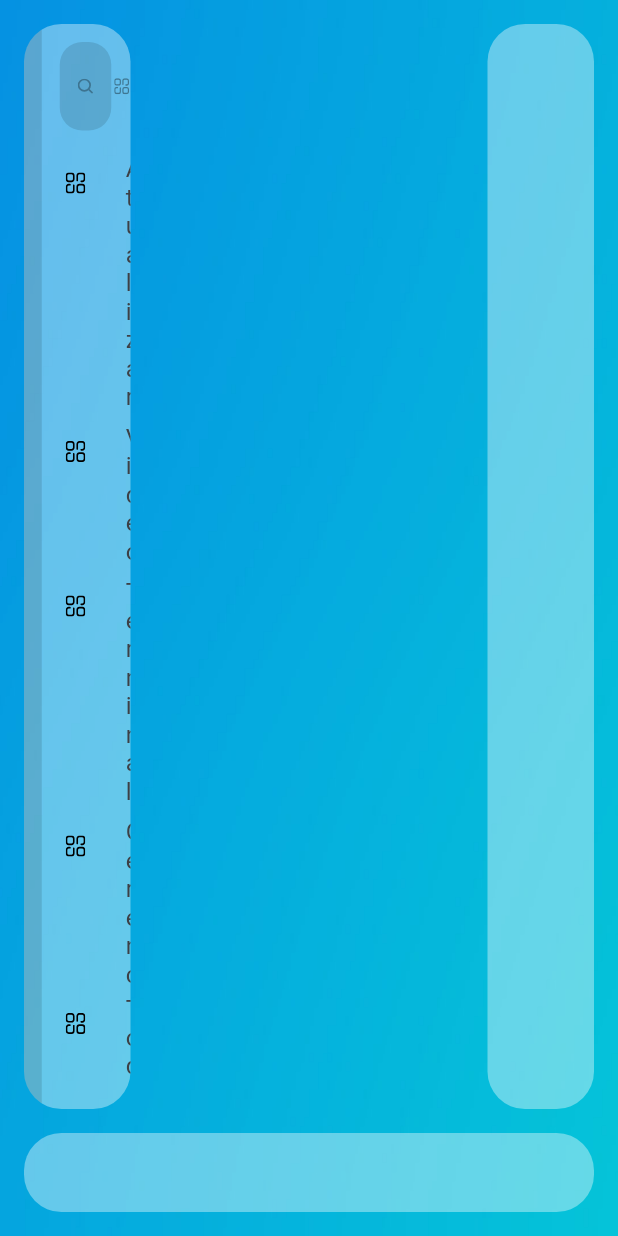
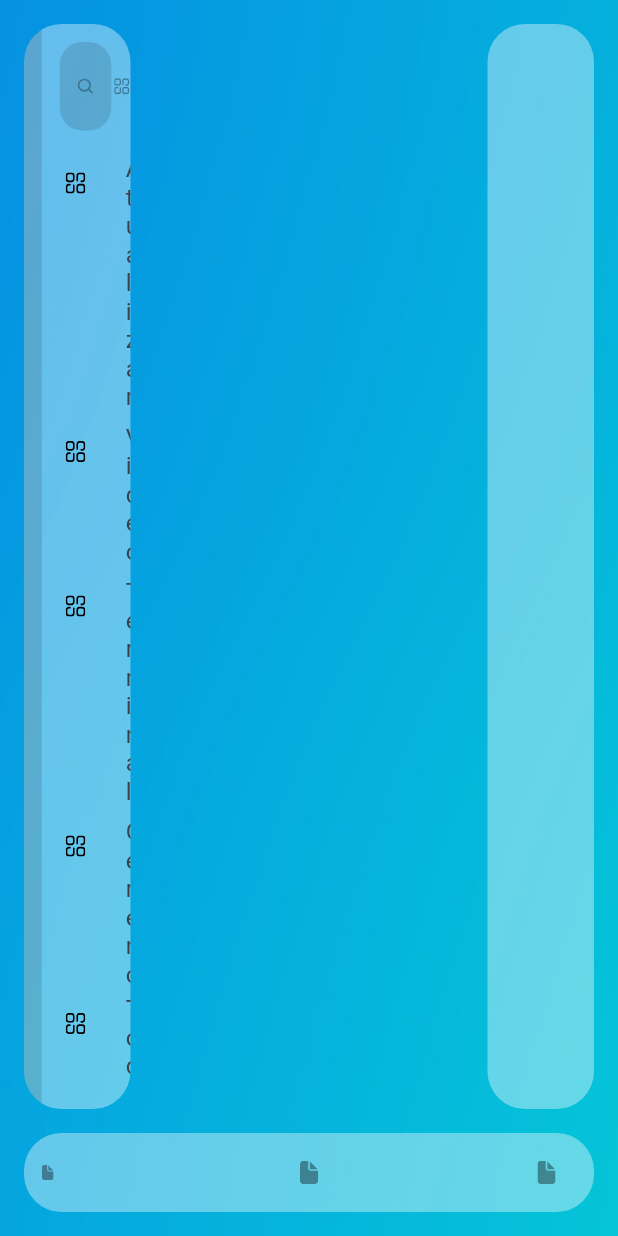
Before and after one commit to PedroMagar/fluides, a Flutter app: the screen it shows after launch, on a phone screen of 412 x 824 dp. Run offline on Flutter 3.47's test engine with Material 2 defaults, Android fonts, the phone set to English and light mode, and no system bars; our stand-ins replace flutter_svg.

Commit message:
Iniciando trabalho no dock

```diff
--- a/lib/desk/components/dock/dock.dart
+++ b/lib/desk/components/dock/dock.dart
@@ -1,4 +1,5 @@
 import 'package:flutter/material.dart';
+import 'package:flutter_svg/flutter_svg.dart';
 import '../../../constants.dart';
 
 class DockBar extends StatelessWidget {
@@ -18,6 +19,69 @@ class DockBar extends StatelessWidget {
         color: Colors.white38,
         borderRadius: borderRadiusDefault,
       ),
+      child: Row(
+        mainAxisSize: MainAxisSize.max,
+        children: [
+          Expanded(
+            flex: 1,
+            child: InkWell(
+              onTap: () {},
+              child: Container(
+                padding: const EdgeInsets.only(
+                  top: defaultPadding * 0.75,
+                  bottom: defaultPadding * 0.75,
+                  right: defaultPadding * 0.75,
+                  left: defaultPadding * 0.75,
+                ),
+                child: SvgPicture.asset(
+                  "assets/icons/documents.svg",
+                  color: Colors.black38,
+                ),
+              ),
+            ),
+          ),
+          Expanded(
+            flex: 1,
+            child: Container(),
+          ),
+          Expanded(
+            flex: 8,
+            child: InkWell(
+              onTap: () {},
+              child: Container(
+                padding: const EdgeInsets.only(
+                  top: defaultPadding * 0.75,
+                  bottom: defaultPadding * 0.75,
+                  right: defaultPadding * 0.75,
+                  left: defaultPadding * 0.75,
+                ),
+                child: SvgPicture.asset(
+                  "assets/icons/documents.svg",
+                  color: Colors.black38,
+                ),
+              ),
+            ),
+          ),
+          Expanded(
+            flex: 2,
+            child: InkWell(
+              onTap: () {},
+              child: Container(
+                padding: const EdgeInsets.only(
+                  top: defaultPadding * 0.75,
+                  bottom: defaultPadding * 0.75,
+                  right: defaultPadding * 0.75,
+                  left: defaultPadding * 0.75,
+                ),
+                child: SvgPicture.asset(
+                  "assets/icons/documents.svg",
+                  color: Colors.black38,
+                ),
+              ),
+            ),
+          ),
+        ],
+      ),
     );
   }
 }
```
